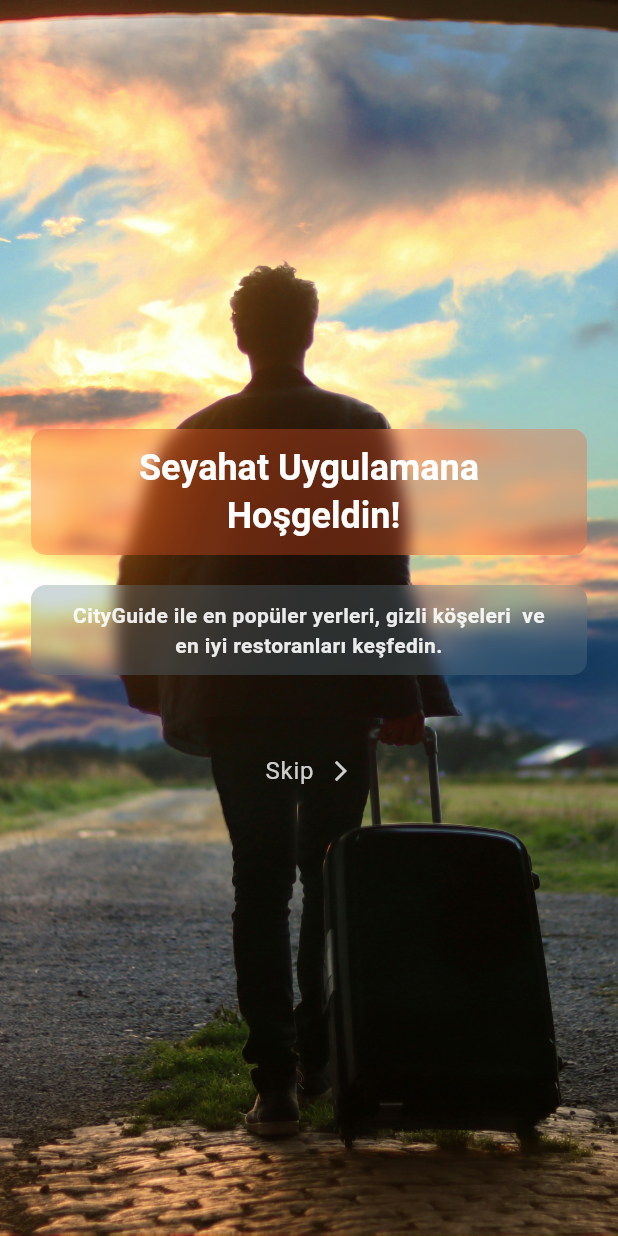
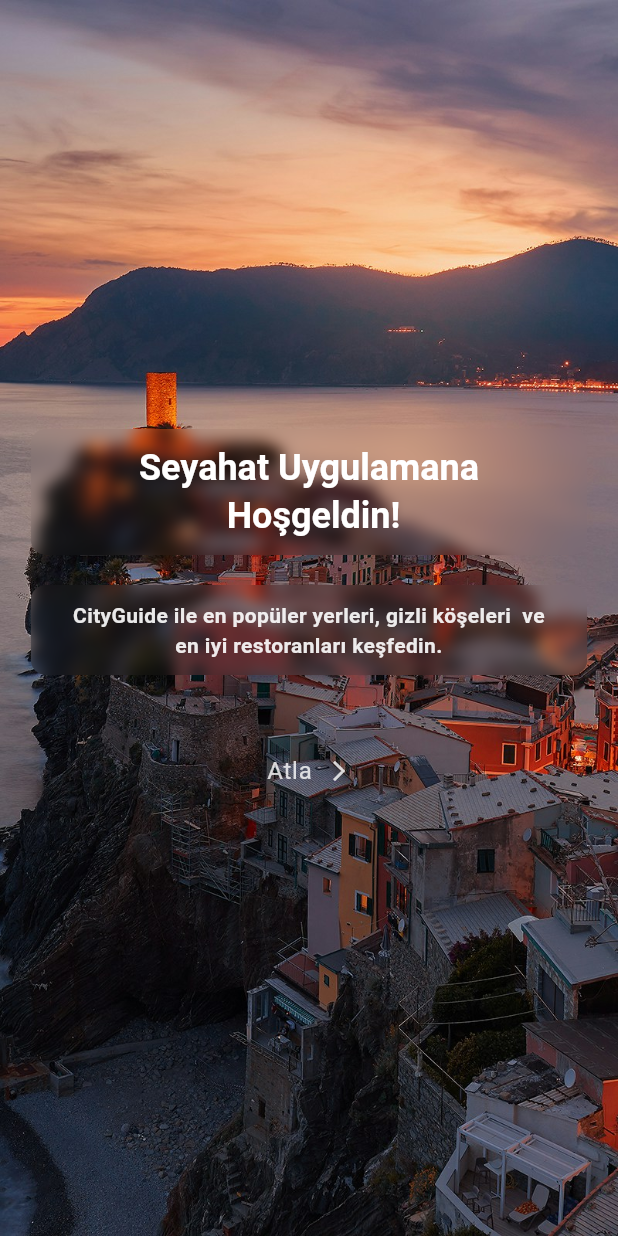
Before and after one commit to Asli-nur-t/CityGuide-Mobile, a Flutter app: the screen it shows after launch, on a phone screen of 412 x 824 dp. Run offline on Flutter 3.47's test engine with Material 3 defaults, Android fonts, the phone set to English and light mode, and no system bars; our stand-ins replace connectivity_plus, dio, firebase_auth, firebase_core, google_maps_flutter, hive and 3 more; missing offline and left inert: chucker_flutter; accounts and stored records are empty.

Commit message:
ui changes

```diff
--- a/lib/screens/welcome/welcome_screen.dart
+++ b/lib/screens/welcome/welcome_screen.dart
@@ -14,7 +14,7 @@ class WelcomeScreen extends StatelessWidget {
           // Resmi tam ekran olarak ayarla
           Positioned.fill(
             child: Image.asset(
-              "assets/images/welcome_image.png",
+              "assets/images/italy.jpg",
               fit: BoxFit.cover, // Ekranı tamamen kaplamasını sağlar
             ),
           ),
@@ -34,7 +34,7 @@ class WelcomeScreen extends StatelessWidget {
                           0.9, // Ekranın %90'ını kaplayacak şekilde ayarlandı
                       padding: const EdgeInsets.symmetric(
                           horizontal: 20, vertical: 10),
-                      color: Colors.deepOrange.withOpacity(0.3),
+                      color: Colors.deepOrange.withOpacity(0.0),
                       child: Text(
                         "Seyahat Uygulamana \n Hoşgeldin!",
                         textAlign: TextAlign.center,
@@ -57,7 +57,7 @@ class WelcomeScreen extends StatelessWidget {
                           0.9, // Ekranın %90'ını kaplayacak şekilde ayarlandı
                       padding: const EdgeInsets.symmetric(
                           horizontal: 20, vertical: 10),
-                      color: Colors.blueGrey.withOpacity(0.3),
+                      color: Colors.blueGrey.withOpacity(0.0),
                       child: Text(
                         "CityGuide ile en popüler yerleri, gizli köşeleri  ve en iyi restoranları keşfedin.",
                         textAlign: TextAlign.center,
@@ -81,7 +81,7 @@ class WelcomeScreen extends StatelessWidget {
                       mainAxisAlignment: MainAxisAlignment.center,
                       children: [
                         Text(
-                          "Skip",
+                          "Atla",
                           style:
                               Theme.of(context).textTheme.bodyLarge!.copyWith(
                                     color: Colors.white.withOpacity(0.8),
```
Also changed, not shown: assets/images/alena.jpg (added), assets/images/italy.jpg (added).
